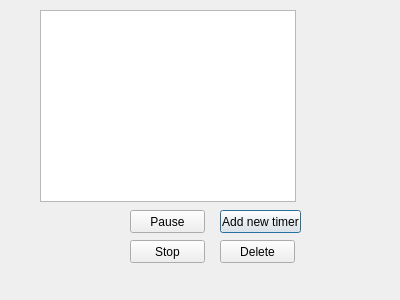
The window that lab3_2/timer.ui (AndrikB/2-Course) describes before a commit, drawn with Qt 5.
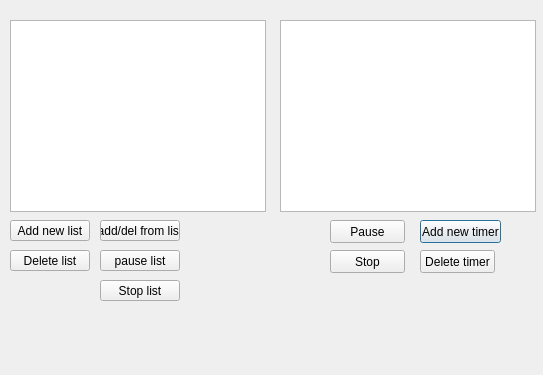
The same window after the commit.

Commit message: add list of timer and not visible button

What changed in the file:
```diff
--- a/lab3_2/timer.ui
+++ b/lab3_2/timer.ui
@@ -6,8 +6,8 @@
    <rect>
     <x>0</x>
     <y>0</y>
-    <width>400</width>
-    <height>300</height>
+    <width>543</width>
+    <height>375</height>
    </rect>
   </property>
   <property name="windowTitle">
@@ -16,8 +16,8 @@
   <widget class="QListWidget" name="listWidget">
    <property name="geometry">
     <rect>
-     <x>40</x>
-     <y>10</y>
+     <x>280</x>
+     <y>20</y>
      <width>256</width>
      <height>192</height>
     </rect>
@@ -26,8 +26,8 @@
   <widget class="QPushButton" name="add_new">
    <property name="geometry">
     <rect>
-     <x>220</x>
-     <y>210</y>
+     <x>420</x>
+     <y>220</y>
      <width>81</width>
      <height>23</height>
     </rect>
@@ -39,21 +39,21 @@
   <widget class="QPushButton" name="Delete">
    <property name="geometry">
     <rect>
-     <x>220</x>
-     <y>240</y>
+     <x>420</x>
+     <y>250</y>
      <width>75</width>
      <height>23</height>
     </rect>
    </property>
    <property name="text">
-    <string>Delete</string>
+    <string>Delete timer</string>
    </property>
   </widget>
   <widget class="QPushButton" name="make_reverse">
    <property name="geometry">
     <rect>
-     <x>130</x>
-     <y>240</y>
+     <x>330</x>
+     <y>250</y>
      <width>75</width>
      <height>23</height>
     </rect>
@@ -65,8 +65,8 @@
   <widget class="QPushButton" name="pause_continue_button">
    <property name="geometry">
     <rect>
-     <x>130</x>
-     <y>210</y>
+     <x>330</x>
+     <y>220</y>
      <width>75</width>
      <height>23</height>
     </rect>
@@ -75,6 +75,81 @@
     <string>Pause</string>
    </property>
   </widget>
+  <widget class="QListWidget" name="listWidget_2">
+   <property name="geometry">
+    <rect>
+     <x>10</x>
+     <y>20</y>
+     <width>256</width>
+     <height>192</height>
+    </rect>
+   </property>
+  </widget>
+  <widget class="QPushButton" name="add_new_list">
+   <property name="geometry">
+    <rect>
+     <x>10</x>
+     <y>220</y>
+     <width>80</width>
+     <height>21</height>
+    </rect>
+   </property>
+   <property name="text">
+    <string>Add new list</string>
+   </property>
+  </widget>
+  <widget class="QPushButton" name="add_del_from_list">
+   <property name="geometry">
+    <rect>
+     <x>100</x>
+     <y>220</y>
+     <width>80</width>
+     <height>21</height>
+    </rect>
+   </property>
+   <property name="text">
+    <string>add/del from list</string>
+   </property>
+  </widget>
+  <widget class="QPushButton" name="delete_list">
+   <property name="geometry">
+    <rect>
+     <x>10</x>
+     <y>250</y>
+     <width>80</width>
+     <height>21</height>
+    </rect>
+   </property>
+   <property name="text">
+    <string>Delete list</string>
+   </property>
+  </widget>
+  <widget class="QPushButton" name="pause_list">
+   <property name="geometry">
+    <rect>
+     <x>100</x>
+     <y>250</y>
+     <width>80</width>
+     <height>21</height>
+    </rect>
+   </property>
+   <property name="text">
+    <string>pause list</string>
+   </property>
+  </widget>
+  <widget class="QPushButton" name="stop_list">
+   <property name="geometry">
+    <rect>
+     <x>100</x>
+     <y>280</y>
+     <width>80</width>
+     <height>21</height>
+    </rect>
+   </property>
+   <property name="text">
+    <string>Stop list</string>
+   </property>
+  </widget>
  </widget>
  <resources/>
  <connections/>
```
The commit also changes 6 other files.
